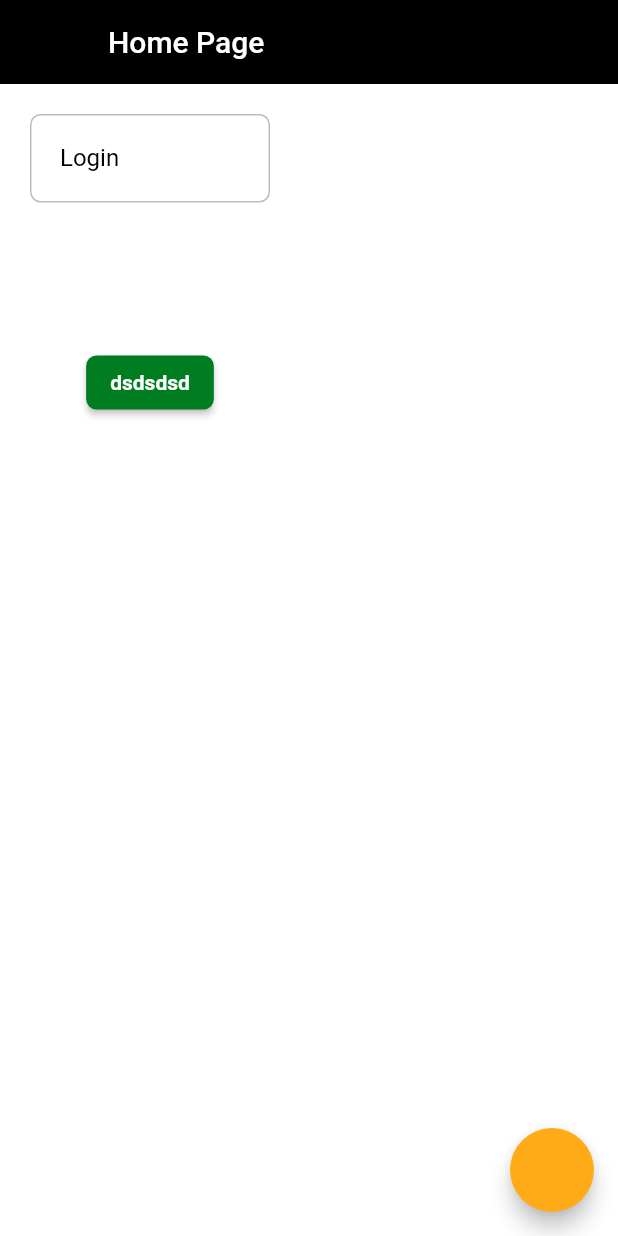
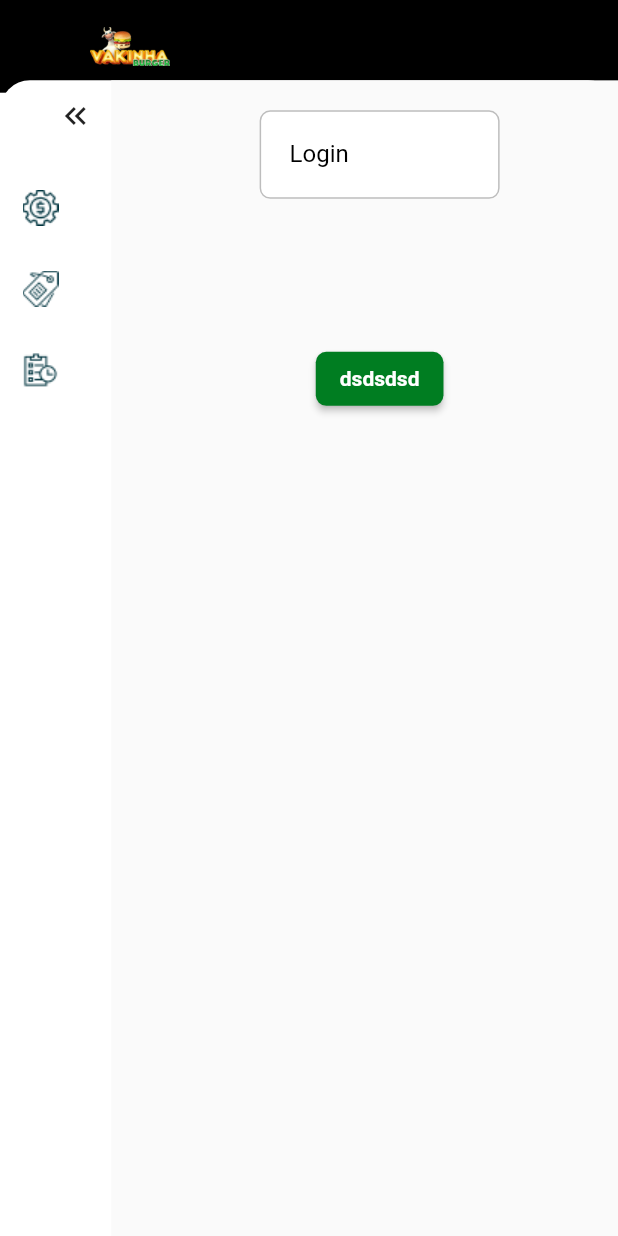
Before and after one commit to WesleyRXavier/dart_week_10, a Flutter app: the HomePage screen opened by its route, on a phone screen of 412 x 824 dp. Run offline on Flutter 3.47's test engine with Material 2 defaults, Android fonts, the phone set to English and light mode, and no system bars; our stand-ins replace awesome_snackbar_content, dio, flutter_modular, loading_animation_widget, mobx; missing offline and left inert: dart:html, validatorless; generated files the repository leaves out were written again; Roboto replaces fonts that are missing (mplus1).

Commit message:
metade aula 2

```diff
--- a/deleivery_backoffice/lib/main.dart
+++ b/deleivery_backoffice/lib/main.dart
@@ -9,3 +9,8 @@ void main() async {
   await Env.instance.load();
   return runApp(ModularApp(module: AppModule(), child: const AppWidget()));
 }
+
+
+//aula 1 - https://www.youtube.com/watch?v=pVgYy1zRfVc&t=63s
+
+//aula 2 -https://www.youtube.com/watch?v=S-8Tm3xeuok
--- a/deleivery_backoffice/lib/src/app_module.dart
+++ b/deleivery_backoffice/lib/src/app_module.dart
@@ -12,6 +12,6 @@ class AppModule extends Module {
   @override
   List<ModularRoute> get routes => [
         ModuleRoute('/login', module: LoginModule()),
-        ChildRoute('/', child: (context, args) => const HomePage()),
+        ChildRoute('/home', child: (context, args) => const HomePage()),
       ];
 }
--- a/deleivery_backoffice/lib/src/modules/home/home_page.dart
+++ b/deleivery_backoffice/lib/src/modules/home/home_page.dart
@@ -2,6 +2,7 @@ import 'package:flutter/material.dart';
 
 import '../../core/ui/helpers/loader.dart';
 import '../../core/ui/helpers/messages.dart';
+import '../template/base_layout.dart';
 
 class HomePage extends StatefulWidget {
   const HomePage({super.key});
@@ -13,19 +14,7 @@ class HomePage extends StatefulWidget {
 class _HomePageState extends State<HomePage> with Loader, Messages {
   @override
   Widget build(BuildContext context) {
-    return Scaffold(
-      appBar: AppBar(
-        title: const Text('Home Page'),
-      ),
-      floatingActionButton: FloatingActionButton(
-        onPressed: () async {
-          showLoader();
-          await Future.delayed(const Duration(seconds: 5));
-          hideLoader();
-
-          showError('Errou alguma coisa');
-        },
-      ),
+    return BaseLayout(
       body: Container(
         child: Container(
           child: Column(
--- a/deleivery_backoffice/lib/src/modules/login/login_controller.dart
+++ b/deleivery_backoffice/lib/src/modules/login/login_controller.dart
@@ -30,7 +30,11 @@ abstract class LoginControllerBase with Store {
     try {
       _loginStatus = LoginStateStatus.loading;
 
+      print('teste');
       await _loginService.execute(email, password);
+
+      print('teste1');
+      _loginStatus = LoginStateStatus.success;
     } on UnauthorizedException {
       _errorMessage = 'Login ou Senha invalido"';
       _loginStatus = LoginStateStatus.error;
--- a/deleivery_backoffice/lib/src/modules/login/login_page.dart
+++ b/deleivery_backoffice/lib/src/modules/login/login_page.dart
@@ -38,7 +38,7 @@ class _LoginPageState extends State<LoginPage> with Loader, Messages {
             break;
           case LoginStateStatus.success:
             hideLoader();
-            Modular.to.navigate('/');
+            Modular.to.navigate('/home');
             print('2');
             break;
           case LoginStateStatus.error:
--- /dev/null
+++ b/deleivery_backoffice/lib/src/modules/template/base_layout.dart
@@ -0,0 +1,64 @@
+import 'package:flutter/material.dart';
+
+import '../../core/ui/helpers/size_extensions.dart';
+import 'menu/menu_bar.dart' as menu;
+
+class BaseLayout extends StatelessWidget {
+  final Widget body;
+  const BaseLayout({required this.body, super.key});
+
+  @override
+  Widget build(BuildContext context) {
+    final screenWidth = context.screenWidth;
+    final shortestSide = context.screenshortestSide;
+    return Scaffold(
+      body: SizedBox(
+        height: context.screenHeight,
+        child: Stack(
+          children: [
+            Container(
+              color: Colors.black,
+              constraints: BoxConstraints(
+                minHeight: shortestSide * 0.15,
+                maxHeight: shortestSide * 0.15,
+                minWidth: screenWidth,
+              ),
+              alignment: Alignment.centerLeft,
+              child: Container(
+                width: shortestSide * 0.13,
+                margin: const EdgeInsets.only(left: 60),
+                child: Image.asset(
+                  'assets/images/logo.png',
+                ),
+              ),
+            ),
+            Positioned.fill(
+              top: shortestSide * 0.13,
+              child: Container(
+                decoration: const BoxDecoration(
+                  color: Colors.white,
+                  borderRadius: BorderRadius.horizontal(
+                    left: Radius.circular(20),
+                    right: Radius.circular(20),
+                  ),
+                ),
+                child: Row(
+                  children: [
+                    const menu.MenuBar(),
+                    Expanded(
+                      child: Container(
+                        padding: const EdgeInsets.only(left: 20),
+                        color: Colors.grey[50]!,
+                        child: body,
+                      ),
+                    ),
+                  ],
+                ),
+              ),
+            ),
+          ],
+        ),
+      ),
+    );
+  }
+}
--- /dev/null
+++ b/deleivery_backoffice/lib/src/modules/template/menu/menu_bar.dart
@@ -0,0 +1,65 @@
+import 'package:flutter/material.dart';
+
+import '../../../core/ui/helpers/size_extensions.dart';
+import 'menu_button.dart';
+import 'menu_enum.dart';
+
+class MenuBar extends StatefulWidget {
+  const MenuBar({super.key});
+
+  @override
+  State<MenuBar> createState() => _MenuBarState();
+}
+
+class _MenuBarState extends State<MenuBar> {
+  Menu? selecteMenu;
+
+  var colapsed = false;
+  @override
+  Widget build(BuildContext context) {
+    return AnimatedContainer(
+      duration: const Duration(milliseconds: 350),
+      width: colapsed ? 90 : context.percentWidth(0.18),
+      height: double.infinity,
+      child: Column(
+        mainAxisSize: MainAxisSize.max,
+        crossAxisAlignment: CrossAxisAlignment.center,
+        children: [
+          Align(
+            alignment: colapsed ? Alignment.center : Alignment.centerRight,
+            child: IconButton(
+              onPressed: () {
+                setState(() {
+                  colapsed = !colapsed;
+                });
+              },
+              icon: Icon(
+                colapsed
+                    ? Icons.keyboard_double_arrow_right
+                    : Icons.keyboard_double_arrow_left,
+              ),
+            ),
+          ),
+          const SizedBox(height: 10),
+          ListView.builder(
+            shrinkWrap: true,
+            itemCount: Menu.values.length,
+            itemBuilder: (context, index) {
+              final menu = Menu.values[index];
+
+              return MenuButton(
+                menu: menu,
+                menuSelected: selecteMenu,
+                onPressed: (Menu value) {
+                  setState(() {
+                    selecteMenu = menu;
+                  });
+                },
+              );
+            },
+          ),
+        ],
+      ),
+    );
+  }
+}
--- /dev/null
+++ b/deleivery_backoffice/lib/src/modules/template/menu/menu_button.dart
@@ -0,0 +1,82 @@
+import 'package:flutter/material.dart';
+
+import '../../../core/ui/styles/text_styles.dart';
+import 'menu_enum.dart';
+
+class MenuButton extends StatelessWidget {
+  final Menu menu;
+  final Menu? menuSelected;
+  final ValueChanged<Menu> onPressed;
+
+  const MenuButton(
+      {Key? key,
+      required this.menu,
+      this.menuSelected,
+      required this.onPressed})
+      : super(key: key);
+
+  @override
+  Widget build(BuildContext context) {
+    final isSelected = menuSelected == menu;
+    return LayoutBuilder(
+      builder: (_, constraints) {
+        return Visibility(
+          visible: constraints.maxWidth != 90,
+          replacement: Container(
+            margin: const EdgeInsets.all(10),
+            padding: const EdgeInsets.all(5),
+            decoration: isSelected
+                ? BoxDecoration(
+                    borderRadius: BorderRadius.circular(10),
+                    color: const Color(0XFFFFF5E2),
+                  )
+                : null,
+            child: Tooltip(
+              message: menu.label,
+              child: IconButton(
+                onPressed: () => onPressed(menu),
+                icon: Image.asset(
+                    'assets/images/icons/${isSelected ? menu.assetIconSelected : menu.assetIcon}'),
+              ),
+            ),
+          ),
+          child: Material(
+            color: Colors.transparent,
+            child: InkWell(
+              onTap: () => onPressed(menu),
+              borderRadius: BorderRadius.circular(20),
+              child: Container(
+                margin: const EdgeInsets.all(10),
+                padding: const EdgeInsets.all(5),
+                decoration: isSelected
+                    ? BoxDecoration(
+                        borderRadius: BorderRadius.circular(10),
+                        color: const Color(0XFFFFF5E2),
+                      )
+                    : null,
+                child: Row(
+                  mainAxisSize: MainAxisSize.min,
+                  children: [
+                    Image.asset(
+                      'assets/images/icons/${isSelected ? menu.assetIconSelected : menu.assetIcon}',
+                    ),
+                    const SizedBox(width: 10),
+                    Expanded(
+                      child: Text(
+                        menu.label,
+                        overflow: TextOverflow.ellipsis,
+                        style: isSelected
+                            ? context.textStyles.textBold
+                            : context.textStyles.textRegular,
+                      ),
+                    ),
+                  ],
+                ),
+              ),
+            ),
+          ),
+        );
+      },
+    );
+  }
+}
--- /dev/null
+++ b/deleivery_backoffice/lib/src/modules/template/menu/menu_enum.dart
@@ -0,0 +1,27 @@
+enum Menu {
+  paymentType(
+    '/payment-type/',
+    'payment_type_ico.png',
+    'payment_type_ico_selected.png',
+    'Administrar formas de pagamento',
+  ),
+  products(
+    '/products/',
+    'product_ico.png',
+    'product_ico_selected.png',
+    'Administrar produtos',
+  ),
+  orders(
+    '/orders/',
+    'order_ico.png',
+    'order_ico_selected.png',
+    'Pedidos do dia',
+  );
+
+  final String route;
+  final String assetIcon;
+  final String assetIconSelected;
+  final String label;
+
+  const Menu(this.route, this.assetIcon, this.assetIconSelected, this.label);
+}
```
